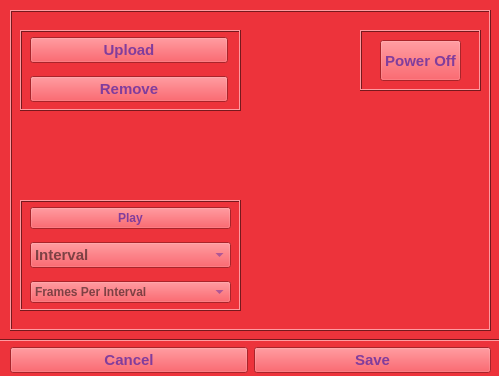
Above: ui_files/memoryPlayerUI.ui from juinsommer/memoryPlayer before the change. Below: the same form after it.
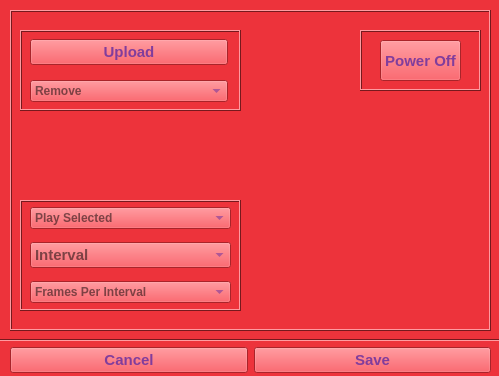
That is the form after the change. Icons and pictures are not drawn.

Commit message: Change upload function to upload immediately when file is chosen. Optimize getFileNames, deleteSelected, and playSelected. Add exceptions if failed.

```diff
--- a/ui_files/memoryPlayerUI.ui
+++ b/ui_files/memoryPlayerUI.ui
@@ -568,7 +568,10 @@
           </font>
          </property>
          <property name="cursor">
-          <cursorShape>OpenHandCursor</cursorShape>
+          <cursorShape>ForbiddenCursor</cursorShape>
+         </property>
+         <property name="layoutDirection">
+          <enum>Qt::LeftToRight</enum>
          </property>
          <property name="text">
           <string>Upload</string>
@@ -576,11 +579,9 @@
         </widget>
        </item>
        <item>
-        <widget class="QPushButton" name="remove_button">
+        <widget class="QComboBox" name="remove_comboBox">
          <property name="font">
           <font>
-           <family>Ubuntu</family>
-           <pointsize>11</pointsize>
            <weight>75</weight>
            <bold>true</bold>
           </font>
@@ -588,7 +589,7 @@
          <property name="cursor">
           <cursorShape>OpenHandCursor</cursorShape>
          </property>
-         <property name="text">
+         <property name="placeholderText">
           <string>Remove</string>
          </property>
         </widget>
@@ -684,15 +685,18 @@
       </property>
       <layout class="QVBoxLayout" name="verticalLayout_3">
        <item>
-        <widget class="QPushButton" name="play_button">
+        <widget class="QComboBox" name="play_comboBox">
          <property name="font">
           <font>
            <weight>75</weight>
            <bold>true</bold>
           </font>
          </property>
-         <property name="text">
-          <string>Play</string>
+         <property name="cursor">
+          <cursorShape>OpenHandCursor</cursorShape>
+         </property>
+         <property name="placeholderText">
+          <string>Play Selected</string>
          </property>
         </widget>
        </item>
```
Left out of the diff: 7 changed lines with no effect on the pictures. The commit also changes 5 other files.
